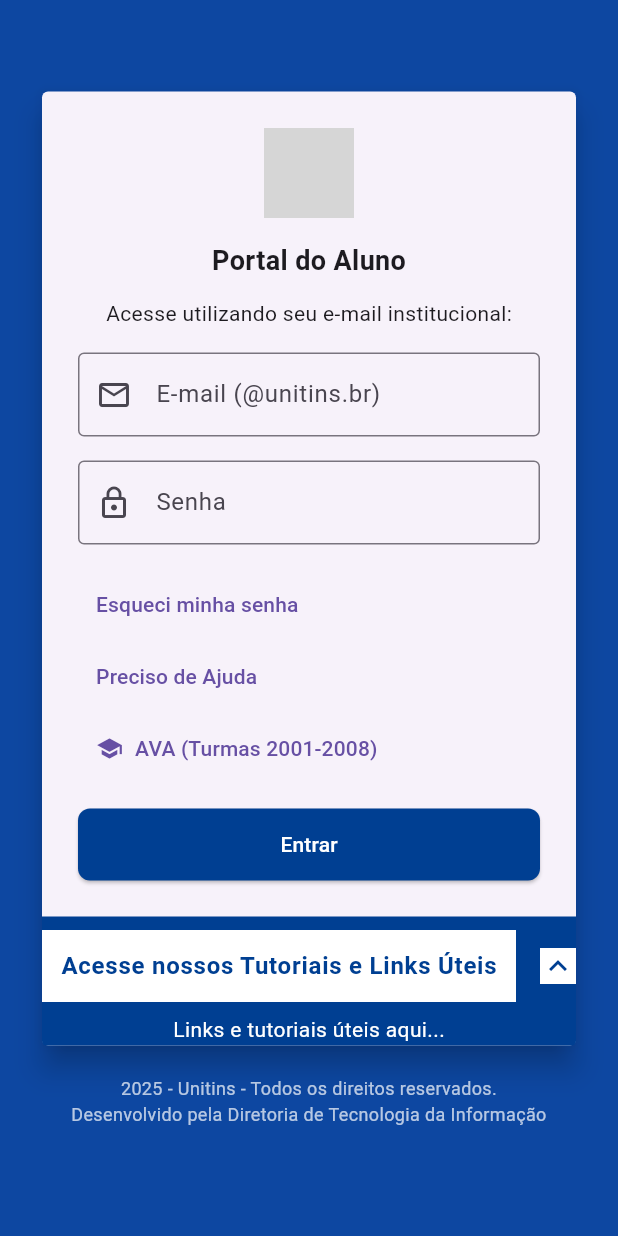
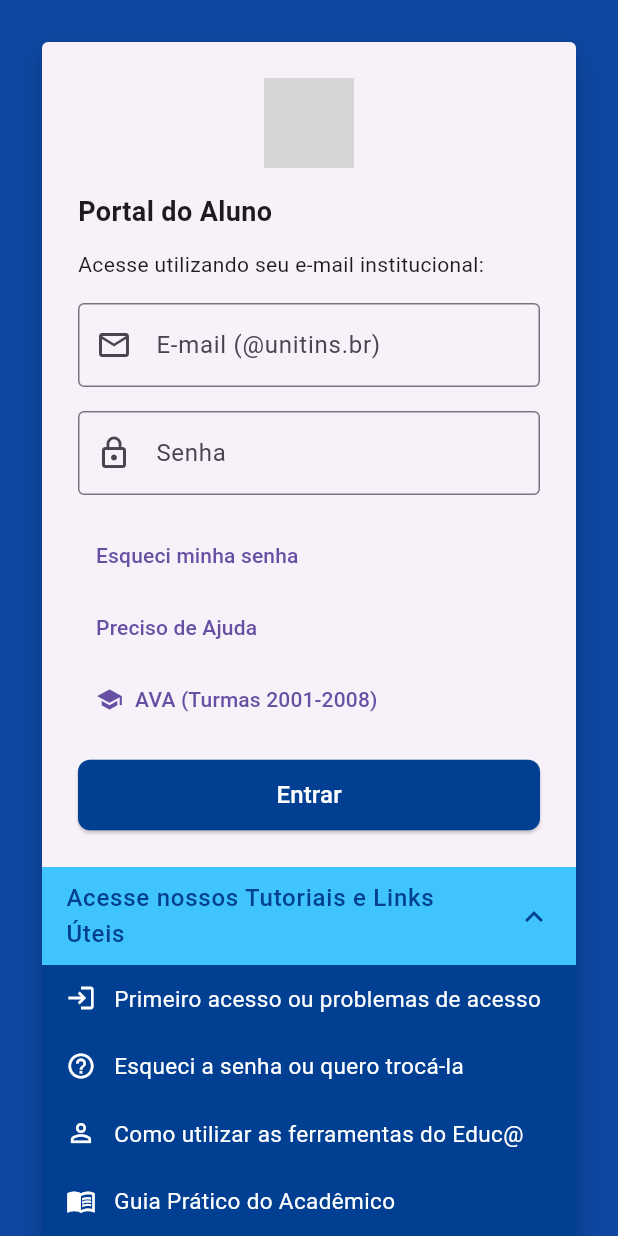
Before and after one commit to VladimirCGF/unitins_projeto_A2, a Flutter app: the screen it shows after launch, after a tap on "Acesse nossos Tutoriais e Links Úteis", on a phone screen of 412 x 824 dp. Run offline on Flutter 3.47's test engine with Material 3 defaults, Android fonts, the phone set to English and light mode, and no system bars; network calls fail; grey boxes are pictures that could not be loaded.

Commit message:
Login Page

```diff
--- a/lib/components/custom_button.dart
+++ b/lib/components/custom_button.dart
@@ -17,13 +17,18 @@
         style: ElevatedButton.styleFrom(
           backgroundColor: const Color(0xFF003F92),
           foregroundColor: Colors.white,
+
           shape: RoundedRectangleBorder(
             borderRadius: BorderRadius.circular(8),
           ),
-          padding: const EdgeInsets.symmetric(vertical: 14),
+          padding: const EdgeInsets.symmetric(horizontal: 16, vertical: 12),
         ),
         onPressed: onPressed,
-        child: Text(text),
+        child: Text(text,
+          style: TextStyle(
+            fontSize: 16,
+            fontWeight: FontWeight.w500,
+          ),),
       ),
     );
   }
--- a/lib/components/custom_expansion_tile.dart
+++ b/lib/components/custom_expansion_tile.dart
@@ -16,20 +16,19 @@
 
 class _CustomExpansionTileState extends State<CustomExpansionTile> {
   bool _isExpanded = false;
+  bool _customIcon = false;
 
   @override
   Widget build(BuildContext context) {
-    return Theme(
+    return Column(
+      children: <Widget>[
+        Theme(
           data: Theme.of(context).copyWith(
-        dividerColor: Colors.transparent,
-        unselectedWidgetColor: Colors.white,
-        colorScheme: Theme.of(
-          context,
-        ).colorScheme.copyWith(primary: Colors.white),
+            dividerColor: Colors.transparent, // Remove linha de divisão
           ),
           child: Container(
-        decoration: const BoxDecoration(
-          color: Color(0xFF003F92),
+            decoration: BoxDecoration(
+              color: _isExpanded ? Colors.lightBlueAccent : const Color(0xFF003F92),
               borderRadius: BorderRadius.only(
                 topLeft: Radius.zero,
                 topRight: Radius.zero,
@@ -38,36 +37,81 @@
               ),
             ),
             child: ExpansionTile(
-          onExpansionChanged: (value) {
+              tilePadding: const EdgeInsets.symmetric(horizontal: 16.0),
+              title: Text(
+                widget.title,
+                textAlign: TextAlign.left,
+                style: TextStyle(
+                  color: _isExpanded ? const Color(0xFF003F92) : Colors.white,
+                  fontWeight: FontWeight.w500,
+                ),
+              ),
+              trailing: Icon(
+                _customIcon ? Icons.expand_less_sharp : Icons.expand_more_sharp,
+                color: _customIcon ? const Color(0xFF003F92) : Colors.white,
+              ),
+              children: [
+                Container(
+                  width: double.infinity,
+                  color: const Color(0xFF003F92), // Azul escuro
+                  child: Column(
+                    crossAxisAlignment: CrossAxisAlignment.start,
+                    children: [
+                      _buildItem(
+                        Icons.login,
+                        'Primeiro acesso ou problemas de acesso',
+                      ),
+                      _buildItem(
+                        Icons.help_outline,
+                        'Esqueci a senha ou quero trocá-la',
+                      ),
+                      _buildItem(
+                        Icons.person_outline,
+                        'Como utilizar as ferramentas do Educ@',
+                      ),
+                      _buildItem(
+                        Icons.menu_book_outlined,
+                        'Guia Prático do Acadêmico',
+                      ),
+                      _buildItem(
+                        Icons.menu_book_outlined,
+                        'Manual do Acadêmico',
+                      ),
+                      _buildItem(
+                        Icons.library_books_outlined,
+                        'SIBUNI - Sistema Integrado de Bibliotecas',
+                      ),
+                    ],
+                  ),
+                ),
+              ],
+              onExpansionChanged: (bool expanded) {
                 setState(() {
-              _isExpanded = value;
+                  _customIcon = expanded;
+                  _isExpanded = expanded;
                 });
               },
-          tilePadding: EdgeInsets.zero,
-          title: Container(
-            color: _isExpanded ? Colors.white : const Color(0xFF003F92),
-            padding: const EdgeInsets.symmetric(vertical: 12),
-            child: Center(
-              child: Text(
-                widget.title,
-                style: TextStyle(
-                  color: _isExpanded ? const Color(0xFF003F92) : Colors.white,
-                  fontWeight: FontWeight.w600,
             ),
           ),
         ),
-          ),
-          trailing: Container(
-            decoration: BoxDecoration(
-              color: _isExpanded ? Colors.white : Colors.transparent,
-            ),
-            child: Icon(
-              _isExpanded ? Icons.expand_less : Icons.expand_more,
-              color: _isExpanded ? const Color(0xFF003F92) : Colors.white,
+      ],
+    );
+  }
+
+  Widget _buildItem(IconData icon, String text) {
+    return Padding(
+      padding: const EdgeInsets.symmetric(horizontal: 16, vertical: 12),
+      child: Row(
+        children: [
+          Icon(icon, color: Colors.white, size: 20),
+          const SizedBox(width: 12),
+          Expanded(
+            child: Text(
+              text,
+              style: const TextStyle(color: Colors.white, fontSize: 15),
             ),
           ),
-          children: widget.children,
-        ),
+        ],
       ),
     );
   }
--- a/lib/main.dart
+++ b/lib/main.dart
@@ -9,7 +9,6 @@
   @override
   Widget build(BuildContext context) {
     return MaterialApp(
-      title: 'Portal do Aluno',
       home: Center(child: LoginPage()),
       debugShowCheckedModeBanner: false,
     );
--- a/lib/pages/login_page.dart
+++ b/lib/pages/login_page.dart
@@ -2,11 +2,26 @@
 import 'package:unitins_projeto/components/custom_button.dart';
 import 'package:unitins_projeto/components/custom_expansion_tile.dart';
 
-class LoginPage extends StatelessWidget {
+class LoginPage extends StatefulWidget {
   final TextEditingController emailController = TextEditingController();
   final TextEditingController passwordController = TextEditingController();
 
   LoginPage({super.key});
+
+  @override
+  State<LoginPage> createState() => _LoginPageState();
+}
+
+class _LoginPageState extends State<LoginPage> {
+  final TextEditingController emailController = TextEditingController();
+  final TextEditingController passwordController = TextEditingController();
+
+  @override
+  void dispose() {
+    emailController.dispose();
+    passwordController.dispose();
+    super.dispose();
+  }
 
   @override
   Widget build(BuildContext context) {
@@ -34,16 +49,22 @@
                             height: 60,
                           ),
                           const SizedBox(height: 16),
-                          const Text(
+                          Align(
+                            alignment: Alignment.centerLeft,
+                            child: const Text(
                               'Portal do Aluno',
                               style: TextStyle(
                                 fontSize: 18,
                                 fontWeight: FontWeight.bold,
                               ),
                             ),
+                          ),
                           const SizedBox(height: 12),
-                          const Text(
+                          Align(
+                            alignment: Alignment.centerLeft,
+                            child: const Text(
                               'Acesse utilizando seu e-mail institucional:',
+                            ),
                           ),
                           const SizedBox(height: 16),
                           TextFormField(
@@ -72,20 +93,28 @@
                               child: const Text('Esqueci minha senha'),
                             ),
                           ),
-                          Align(
-                            alignment: Alignment.centerLeft,
+                          Wrap(
+                            children: [
+                              Expanded(
                                 child: TextButton(
                                   onPressed: () {},
-                              child: const Text('Preciso de Ajuda'),
+                                  child: const Align(
+                                    alignment: Alignment.centerLeft,
+                                    child: Text('Preciso de Ajuda'),
                                   ),
                                 ),
-                          Align(
-                            alignment: Alignment.centerLeft,
+                              ),
+                              Expanded(
                                 child: TextButton.icon(
                                   onPressed: () {},
                                   icon: const Icon(Icons.school),
                                   label: const Text('AVA (Turmas 2001-2008)'),
+                                  style: TextButton.styleFrom(
+                                    alignment: Alignment.centerLeft,
                                   ),
+                                ),
+                              ),
+                            ],
                           ),
                           const SizedBox(height: 16),
                           Center(
@@ -100,12 +129,7 @@
                     // ExpansionTile dentro do Card, mas fora do padding
                     const CustomExpansionTile(
                       title: 'Acesse nossos Tutoriais e Links Úteis',
-                      children: [
-                        Text(
-                          'Links e tutoriais úteis aqui...',
-                          style: TextStyle(color: Colors.white),
-                        ),
-                      ],
+                      children: [],
                     ),
                   ],
                 ),
--- /dev/null
+++ b/lib/pages/unitins_apps_page.dart
@@ -0,0 +1,15 @@
+import 'package:flutter/material.dart';
+
+class UnitinsAppsPage extends StatefulWidget {
+  const UnitinsAppsPage({super.key});
+
+  @override
+  State<UnitinsAppsPage> createState() => _UnitinsAppsPageState();
+}
+
+class _UnitinsAppsPageState extends State<UnitinsAppsPage> {
+  @override
+  Widget build(BuildContext context) {
+    return const Placeholder();
+  }
+}
```
Lines whose indentation alone changed are shown as unchanged.
